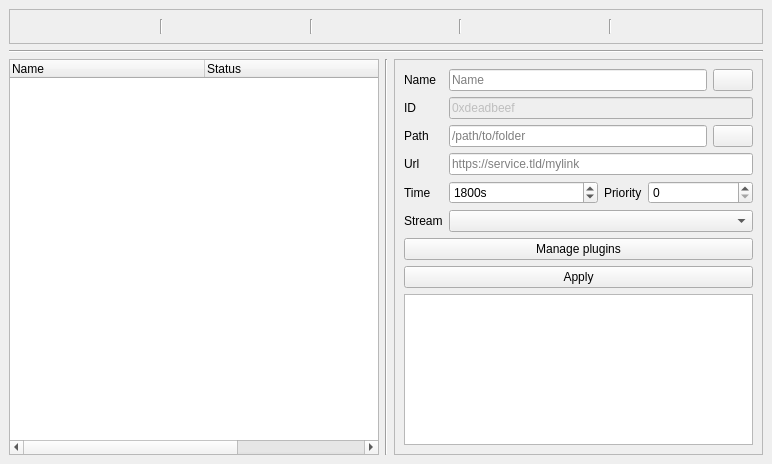
Old version of the form cloudb/frontend/gui/raw ui/Home.ui in the repository MonochromeBird/CloudBird.
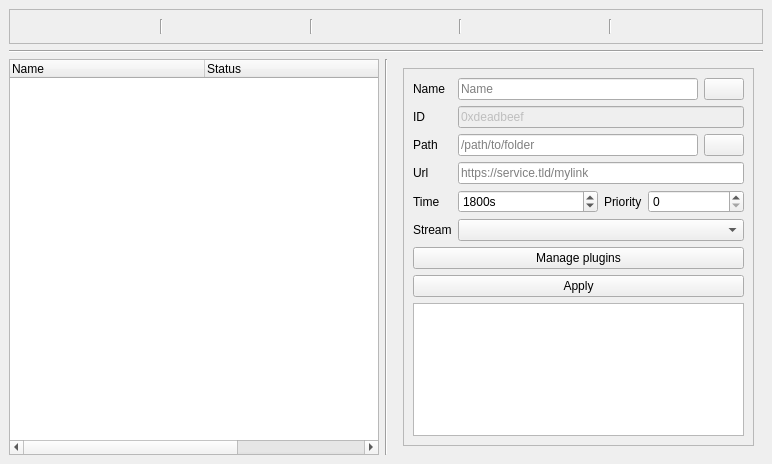
New version of the form. Icons and pictures are not drawn.

Patch:
```diff
--- a/cloudb/frontend/gui/raw ui/Home.ui
+++ b/cloudb/frontend/gui/raw ui/Home.ui
@@ -93,6 +93,7 @@
        </widget>
       </item>
       <item>
+       <widget class="QWidget" name="SessionW" native="true">
        <layout class="QVBoxLayout" name="Session">
         <item>
          <widget class="QScrollArea" name="scrollArea">
@@ -319,6 +320,7 @@
          </widget>
         </item>
        </layout>
+       </widget>
       </item>
      </layout>
     </item>
```
Lines whose indentation alone changed are shown as unchanged.
